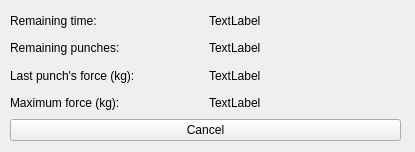
Above: PiControl/monitor_ui.ui from SoftLegend/MartialArtEvaluation before the change. Below: the same form after it.
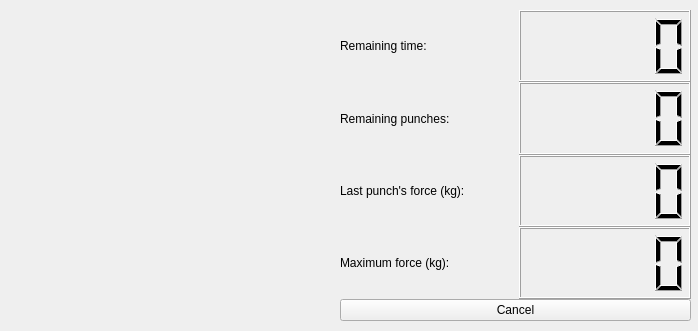
That is the form after the change. Icons and pictures are not drawn.

```diff
--- a/PiControl/monitor_ui.ui
+++ b/PiControl/monitor_ui.ui
@@ -6,8 +6,8 @@
    <rect>
     <x>0</x>
     <y>0</y>
-    <width>415</width>
-    <height>152</height>
+    <width>698</width>
+    <height>331</height>
    </rect>
   </property>
   <property name="windowTitle">
@@ -16,15 +16,21 @@
   <widget class="QWidget" name="verticalLayoutWidget">
    <property name="geometry">
     <rect>
-     <x>10</x>
+     <x>340</x>
      <y>10</y>
-     <width>391</width>
-     <height>131</height>
+     <width>351</width>
+     <height>311</height>
     </rect>
    </property>
    <layout class="QVBoxLayout" name="verticalLayout">
+    <property name="spacing">
+     <number>0</number>
+    </property>
     <item>
      <layout class="QHBoxLayout" name="horizontalLayout">
+      <property name="spacing">
+       <number>6</number>
+      </property>
       <item>
        <widget class="QLabel" name="lblRemainingTime">
         <property name="text">
@@ -33,9 +39,12 @@
        </widget>
       </item>
       <item>
-       <widget class="QLabel" name="lblTimeResult">
-        <property name="text">
-         <string>TextLabel</string>
+       <widget class="QLCDNumber" name="lblTimeResult">
+        <property name="minimumSize">
+         <size>
+          <width>0</width>
+          <height>60</height>
+         </size>
         </property>
        </widget>
       </item>
@@ -43,6 +52,9 @@
     </item>
     <item>
      <layout class="QHBoxLayout" name="horizontalLayout_2">
+      <property name="spacing">
+       <number>6</number>
+      </property>
       <item>
        <widget class="QLabel" name="lblRemainingPunches">
         <property name="text">
@@ -51,9 +63,12 @@
        </widget>
       </item>
       <item>
-       <widget class="QLabel" name="lblPunchesResult">
-        <property name="text">
-         <string>TextLabel</string>
+       <widget class="QLCDNumber" name="lblPunchesResult">
+        <property name="minimumSize">
+         <size>
+          <width>0</width>
+          <height>60</height>
+         </size>
         </property>
        </widget>
       </item>
@@ -61,6 +76,9 @@
     </item>
     <item>
      <layout class="QHBoxLayout" name="horizontalLayout_3">
+      <property name="spacing">
+       <number>6</number>
+      </property>
       <item>
        <widget class="QLabel" name="lblLastPunchForce">
         <property name="text">
@@ -69,9 +87,12 @@
        </widget>
       </item>
       <item>
-       <widget class="QLabel" name="lblLastForceResult">
-        <property name="text">
-         <string>TextLabel</string>
+       <widget class="QLCDNumber" name="lblLastForceResult">
+        <property name="minimumSize">
+         <size>
+          <width>0</width>
+          <height>60</height>
+         </size>
         </property>
        </widget>
       </item>
@@ -79,6 +100,9 @@
     </item>
     <item>
      <layout class="QHBoxLayout" name="horizontalLayout_4">
+      <property name="spacing">
+       <number>6</number>
+      </property>
       <item>
        <widget class="QLabel" name="lblMaxForce">
         <property name="text">
@@ -87,9 +111,12 @@
        </widget>
       </item>
       <item>
-       <widget class="QLabel" name="lblMaxForceResult">
-        <property name="text">
-         <string>TextLabel</string>
+       <widget class="QLCDNumber" name="lblMaxForceResult">
+        <property name="minimumSize">
+         <size>
+          <width>0</width>
+          <height>60</height>
+         </size>
         </property>
        </widget>
       </item>
@@ -108,6 +135,25 @@
     </item>
    </layout>
   </widget>
+  <widget class="QLabel" name="label">
+   <property name="geometry">
+    <rect>
+     <x>20</x>
+     <y>80</y>
+     <width>311</width>
+     <height>171</height>
+    </rect>
+   </property>
+   <property name="text">
+    <string/>
+   </property>
+   <property name="pixmap">
+    <pixmap>icons/poodle.png</pixmap>
+   </property>
+   <property name="scaledContents">
+    <bool>true</bool>
+   </property>
+  </widget>
  </widget>
  <resources/>
  <connections/>
```
